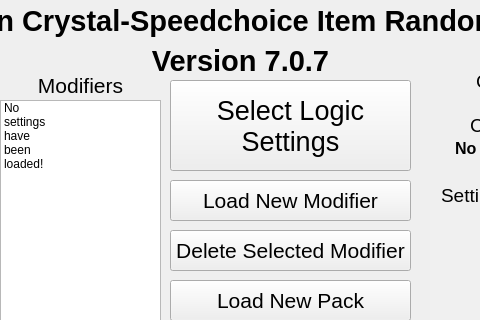
Before: the Qt Designer form QTGUIDesign.ui in erudnick-cohen/Pokemon-Crystal-Item-Randomizer, drawn with Qt 5; both pictures show x 150 to 630 and y 0 to 320 of the 802 by 619 pixel window.
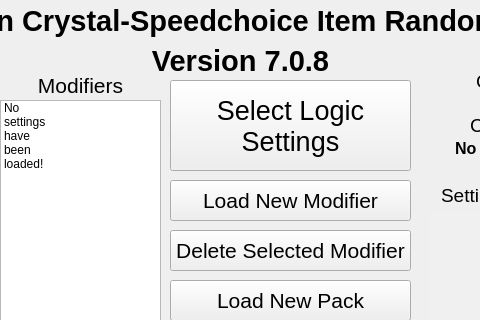
After: the same form once the commit is applied.

What changed in the file:
```diff
--- a/QTGUIDesign.ui
+++ b/QTGUIDesign.ui
@@ -867,7 +867,7 @@
      </font>
     </property>
     <property name="text">
-     <string>Version 7.0.7</string>
+     <string>Version 7.0.8</string>
     </property>
     <property name="scaledContents">
      <bool>true</bool>
```
